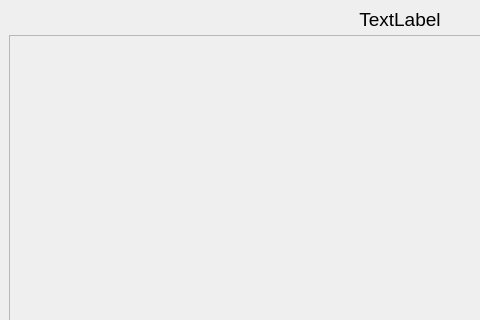
ciberslavik/climacore, file QtClient/QtClimaClient/MainWindow.ui: the form before one commit; both pictures show x 0 to 480 and y 0 to 320 of the 800 by 480 pixel window.
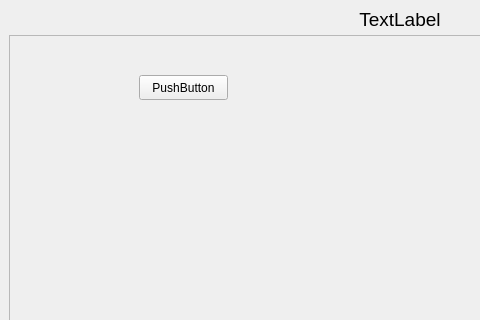
The form after the commit.

What changed in the file:
```diff
--- a/QtClient/QtClimaClient/MainWindow.ui
+++ b/QtClient/QtClimaClient/MainWindow.ui
@@ -62,6 +62,19 @@
       <property name="frameShadow">
        <enum>QFrame::Raised</enum>
       </property>
+      <widget class="QPushButton" name="pushButton">
+       <property name="geometry">
+        <rect>
+         <x>130</x>
+         <y>40</y>
+         <width>89</width>
+         <height>25</height>
+        </rect>
+       </property>
+       <property name="text">
+        <string>PushButton</string>
+       </property>
+      </widget>
      </widget>
     </item>
     <item>
```
